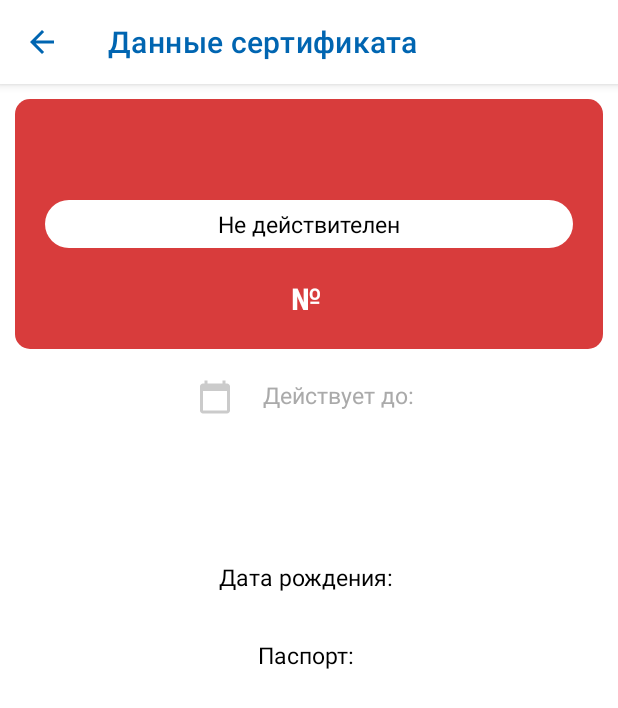
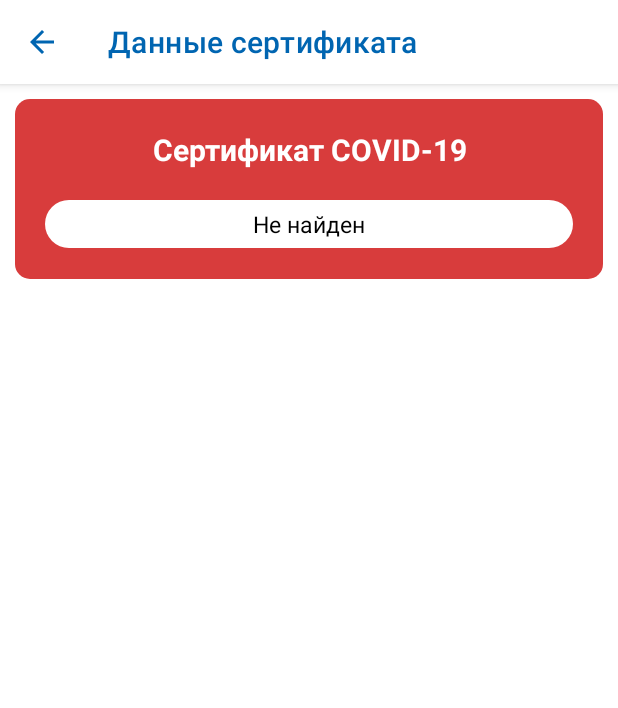
Before and after one commit to Girrafeec/CC-QR-Scanner, an Android app: the CertificateActivity screen opened directly, with no data from a screen before it, on a phone screen of 412 x 824 dp. Shown: the top 708 px of the screen. Run offline under Robolectric (Android 15) with nearby library versions, the phone set to English and light mode, and no system bars; 6 statements that could not run were skipped.

Commit message:
solved problem with showing correct result of certificate that does not exist

```diff
--- a/app/src/main/java/com/girrafeecstud/ccqrscanner/CertificateActivity.java
+++ b/app/src/main/java/com/girrafeecstud/ccqrscanner/CertificateActivity.java
@@ -4,10 +4,7 @@ import androidx.annotation.NonNull;
 import androidx.appcompat.app.AppCompatActivity;
 import androidx.core.content.ContextCompat;
 
-import android.annotation.SuppressLint;
 import android.app.Dialog;
-import android.app.ProgressDialog;
-import android.content.Context;
 import android.content.DialogInterface;
 import android.content.Intent;
 import android.graphics.Color;
@@ -15,8 +12,6 @@ import android.graphics.drawable.ColorDrawable;
 import android.net.ConnectivityManager;
 import android.os.AsyncTask;
 import android.os.Bundle;
-import android.os.Handler;
-import android.provider.DocumentsContract;
 import android.text.Editable;
 import android.text.Html;
 import android.text.TextWatcher;
@@ -28,20 +23,9 @@ import android.widget.LinearLayout;
 import android.widget.ProgressBar;
 import android.widget.ScrollView;
 import android.widget.TextView;
-import android.widget.Toast;
 
-import com.android.volley.Request;
-import com.android.volley.Response;
-import com.android.volley.VolleyError;
-import com.android.volley.toolbox.JsonObjectRequest;
-import com.makeramen.roundedimageview.RoundedImageView;
-
-import org.json.JSONArray;
 import org.json.JSONException;
 import org.json.JSONObject;
-import org.json.JSONStringer;
-import org.w3c.dom.Document;
-import org.w3c.dom.Element;
 
 import java.io.BufferedReader;
 import java.io.IOException;
@@ -50,31 +34,21 @@ import java.io.InputStreamReader;
 import java.net.HttpURLConnection;
 import java.net.MalformedURLException;
 import java.net.URL;
-import java.net.URLClassLoader;
-import java.net.URLConnection;
 import java.time.LocalDateTime;
 import java.util.ArrayList;
 import java.util.Arrays;
 import java.util.Calendar;
 import java.util.Date;
-import java.util.Scanner;
-import java.util.concurrent.BlockingQueue;
-import java.util.concurrent.Executor;
-import java.util.concurrent.ExecutorService;
-import java.util.concurrent.Executors;
-import java.util.concurrent.ThreadPoolExecutor;
-
-import javax.net.ssl.HttpsURLConnection;
 
 public class CertificateActivity extends AppCompatActivity implements View.OnClickListener {
 
-    private LinearLayout error, certificateBackground, recoveryDateLinLay, validFromLinLay;
+    private LinearLayout error, certificateBackground, recoveryDateLinLay, validFromLinLay, expiredAtLinLay;
     private Button tryToConnectNetworkAgain;
 
     private TextView jsonStatusTxt;
 
     private TextView titleTxt, statusTxt, certificateIdTxt, recoveryDateTxt, expiredAtTxt
-            , fioTxt, pasportTxt, enPasportTxt, birthDateTxt, validFromTxt;
+            , fioTxt, passportTxt, enPasportTxt, birthDateTxt, validFromTxt;
 
     private ProgressBar progressBar;
 
@@ -101,7 +75,7 @@ public class CertificateActivity extends AppCompatActivity implements View.OnCli
     private static boolean jsonSucceeed = false;
     private boolean certificateReuse = false;
 
-    private JSONObject jsonObject;
+    private JSONObject jsonObject = new JSONObject();
 
     private ParseCertificateJson parseCertificateJson;
 
@@ -170,15 +144,13 @@ public class CertificateActivity extends AppCompatActivity implements View.OnCli
     }
 
     private void getJsonData(){
-
-        Log.i("before", "getting json");
         parseCertificateJson = new ParseCertificateJson(jsonObject);
         parseCertificateJson.parseJson();
         setCertificateDataValues();
         setUiValues();
+        if (!jsonObject.toString().equals("{}"))
             checkPotentialCertificateReuse();
         saveCertificateToMemory();
-
     }
 
     private void getDataFromMainActivity(){
@@ -199,6 +171,7 @@ public class CertificateActivity extends AppCompatActivity implements View.OnCli
 
         error = findViewById(R.id.certificateActivityErrorLinLay);
         certificateBackground = findViewById(R.id.certificateCardLinLay);
+        expiredAtLinLay = findViewById(R.id.expiredAtLinLay);
         recoveryDateLinLay = findViewById(R.id.certificateRecoveryDateLinlay);
         validFromLinLay = findViewById(R.id.validFromLinLay);
 
@@ -210,7 +183,7 @@ public class CertificateActivity extends AppCompatActivity implements View.OnCli
         birthDateTxt = findViewById(R.id.certificateBirthDateTxt);
         certificateIdTxt = findViewById(R.id.certificateIdTxt);
         enPasportTxt = findViewById(R.id.certificateEnPassportTxt);
-        pasportTxt = findViewById(R.id.certificatePassportTxt);
+        passportTxt = findViewById(R.id.certificatePassportTxt);
         fioTxt = findViewById(R.id.certificateFioTxt);
         statusTxt = findViewById(R.id.certificateStatusTxt);
         titleTxt = findViewById(R.id.certificateTitleTxt);
@@ -252,19 +225,20 @@ public class CertificateActivity extends AppCompatActivity implements View.OnCli
     // set json data to string values
     private void setCertificateDataValues(){
 
+        if (!jsonObject.toString().equals("{}")) {
             type = parseCertificateJson.getType();
-        title= parseCertificateJson.getTitle();
-        status= parseCertificateJson.getStatus();
-        certificateId= parseCertificateJson.getCertificateId();
-        expiredAt= parseCertificateJson.getExpiredAt();
-        fio= parseCertificateJson.getFio();
-        enFio= parseCertificateJson.getEnFio();
-        recoveryDate= parseCertificateJson.getRecoveryDate();
-        passport= parseCertificateJson.getPassport();
-        enPassport= parseCertificateJson.getEnPassport();
-        birthDate= parseCertificateJson.getBirthDate();
+            title = parseCertificateJson.getTitle();
+            status = parseCertificateJson.getStatus();
+            certificateId = parseCertificateJson.getCertificateId();
+            expiredAt = parseCertificateJson.getExpiredAt();
+            fio = parseCertificateJson.getFio();
+            enFio = parseCertificateJson.getEnFio();
+            recoveryDate = parseCertificateJson.getRecoveryDate();
+            passport = parseCertificateJson.getPassport();
+            enPassport = parseCertificateJson.getEnPassport();
+            birthDate = parseCertificateJson.getBirthDate();
             stuff = parseCertificateJson.getStuff();
-        validFrom  =parseCertificateJson.getValidFrom();
+            validFrom = parseCertificateJson.getValidFrom();
             isBeforeValidFrom = parseCertificateJson.getIsBeforeValidFrom();
 
             if (status.equals("1") || (status.equals("OK") && !isBeforeValidFrom.equals("true")))
@@ -273,12 +247,12 @@ public class CertificateActivity extends AppCompatActivity implements View.OnCli
                 status = "Не действителен";
 
             if (title.isEmpty() && type.isEmpty() && !stuff.isEmpty()) {
-            title = "Сертификат вакцинации COVID-19";
+                title = "Сертификат вакцинации от COVID-19";
                 type = "VACCINE_CERT";
             }
 
             if (type.equals("VACCINE_CERT")) {
-            type = "Сертификат вакцинации";
+                type = "Сертификат вакцинации от COVID-19";
                 return;
             }
             if (type.equals("TEMPORARY_CERT")) {
@@ -293,6 +267,10 @@ public class CertificateActivity extends AppCompatActivity implements View.OnCli
                 type = "Сведения о перенесённом заболевании";
                 return;
             }
+        }
+        // if certificate does not exist, we set other values:
+        status = "Не найден";
+        title = "Сертификат COVID-19";
 
     }
 
@@ -301,11 +279,12 @@ public class CertificateActivity extends AppCompatActivity implements View.OnCli
 
         scrollView.setVisibility(View.VISIBLE);
 
+        if (!jsonObject.toString().equals("{}")) {
+
             birthDateTxt.setText(birthDateTxt.getText() + birthDate);
             certificateIdTxt.setText(certificateIdTxt.getText() + certificateId);
-        pasportTxt.setText(pasportTxt.getText() + passport);
+            passportTxt.setText(passportTxt.getText() + passport);
             fioTxt.setText(fio);
-        titleTxt.setText(title);
             expiredAtTxt.setText(expiredAtTxt.getText() + expiredAt);
 
             if (!enPassport.isEmpty()) {
@@ -322,13 +301,22 @@ public class CertificateActivity extends AppCompatActivity implements View.OnCli
                 validFromLinLay.setVisibility(View.VISIBLE);
                 validFromTxt.setText(validFromTxt.getText() + validFrom);
             }
+        }
+        else
+        {
+            certificateIdTxt.setVisibility(View.GONE);
+            passportTxt.setVisibility(View.GONE);
+            birthDateTxt.setVisibility(View.GONE);
+            expiredAtLinLay.setVisibility(View.GONE);
+        }
 
+        titleTxt.setText(title);
         statusTxt.setText(status);
-        if (status.equals("Не действителен"))
+
+        if (status.equals("Действителен"))
+            certificateBackground.setBackground(ContextCompat.getDrawable(this, R.drawable.green_rounded_recktangle));
+        else
             certificateBackground.setBackground(ContextCompat.getDrawable(this, R.drawable.red_rounded_recktangle));
-        else
-            certificateBackground.setBackground(ContextCompat.getDrawable(this, R.drawable.green_rounded_recktangle));
-
     }
 
     // procedure to check if current certificate eas used earlier
@@ -361,6 +349,20 @@ public class CertificateActivity extends AppCompatActivity implements View.OnCli
         String scanTime = String.valueOf(currentTime);
         scanTime = scanTime.replace(" ", "\\");
 
+        if (type.isEmpty())
+            type = "0";
+        if (expiredAt.isEmpty())
+            expiredAt = "0";
+        if (fio.isEmpty())
+            fio = "0";
+        if (enFio.isEmpty())
+            enFio = "0";
+        if (certificateId.isEmpty())
+            certificateId = "0";
+        if (passport.isEmpty())
+            passport = "0";
+        if (birthDate.isEmpty())
+            birthDate = "0";
         if (recoveryDate.isEmpty())
             recoveryDate = "0";
         if (enPassport.isEmpty())
@@ -370,11 +372,16 @@ public class CertificateActivity extends AppCompatActivity implements View.OnCli
         if (isBeforeValidFrom.isEmpty())
             isBeforeValidFrom = "0";
 
-        historyFileInputOutput.writeValidQrToFile(3, certificateReuse, type, title, status, certificateId, expiredAt, validFrom,
+        // if certificate does not exist, we save it as qrCodeType "4" - does not exist
+        int qrCodeType;
+
+        if (jsonObject.toString().equals("{}"))
+            qrCodeType = 4;
+        else
+            qrCodeType = 3;
+
+        historyFileInputOutput.writeValidQrToFile(qrCodeType, certificateReuse, type, title, status, certificateId, expiredAt, validFrom,
                 isBeforeValidFrom, fio, enFio, recoveryDate, passport, enPassport, birthDate, scanTime);
-
-        //String str = historyFileInputOutput.readFile();
-        //Toast.makeText(this, str, Toast.LENGTH_LONG).show();
 
     }
 
@@ -451,16 +458,10 @@ public class CertificateActivity extends AppCompatActivity implements View.OnCli
                 }
 
                 if (!data.isEmpty()){
-
                     jsonObject = new JSONObject(data);
                     jsonString = jsonObject.toString();
-                    Log.i("json: ", jsonString);
                     jsonSucceeed = true;
-                    // parseCertificateJson = new ParseCertificateJson(jsonObject);
-                    //  parseCertificateJson.parseJson();
-
                 }
-
 
             } catch (MalformedURLException e) {
                 e.printStackTrace();
--- a/app/src/main/java/com/girrafeecstud/ccqrscanner/QuickResponseCodeHistoryItem.java
+++ b/app/src/main/java/com/girrafeecstud/ccqrscanner/QuickResponseCodeHistoryItem.java
@@ -50,6 +50,9 @@ public class QuickResponseCodeHistoryItem {
             imgStatus = "YELLOW";
         else
             imgStatus = "GREEN";
+
+        if (qrCodeType == 4)
+            imgStatus = "RED";
 
         this.qrCodeType = qrCodeType;
         this.certificateReuse = certificateReuse;
--- a/app/src/main/res/layout/activity_certificate.xml
+++ b/app/src/main/res/layout/activity_certificate.xml
@@ -218,6 +218,7 @@
                 android:layout_width="match_parent"
                 android:layout_height="wrap_content"
                 android:orientation="horizontal"
+                android:id="@+id/expiredAtLinLay"
                 android:labelFor="@+id/validFromLinLay"
                 android:gravity="center_horizontal">
 
--- a/app/src/main/res/layout/quick_response_code_history_item.xml
+++ b/app/src/main/res/layout/quick_response_code_history_item.xml
@@ -39,6 +39,7 @@
                     android:layout_height="match_parent"
                     android:id="@+id/scannedTimeTxt"
                     android:layout_marginLeft="5dp"
+                    android:layout_marginRight="5dp"
                     android:text="12:30"
                     android:textSize="20dp"
                     android:textColor="@color/black"
@@ -49,7 +50,8 @@
                     android:layout_height="wrap_content"
                     android:id="@+id/scannedDateTxt"
                     android:layout_marginLeft="5dp"
-                    android:text="25.11.2021"
+                    android:layout_marginRight="5dp"
+                    android:text="25.11.2022"
                     android:textSize="14dp"
                     android:layout_gravity="center"/>
 
```
Also changed, not shown: app/src/main/java/com/girrafeecstud/ccqrscanner/MainActivity.java (+2 -7 lines), app/src/main/java/com/girrafeecstud/ccqrscanner/ParseCertificateJson.java (+9 -5 lines), app/src/main/java/com/girrafeecstud/ccqrscanner/QuickResponseCodeHistoryRecViewAdapter.java (+25 -1 lines), app/src/main/java/com/girrafeecstud/ccqrscanner/QuickResponseCodeURL.java (+24 -6 lines). Lines whose indentation alone changed are shown as unchanged.
